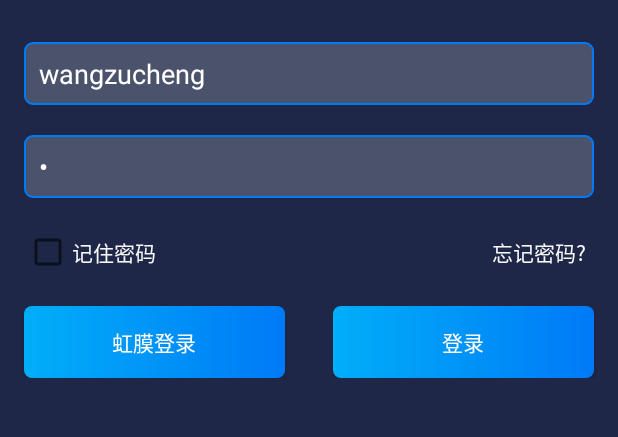
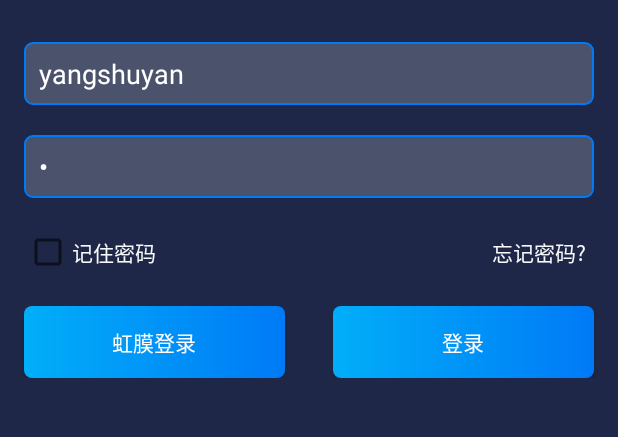
Before and after one commit to jiangadmin/DLJ, an Android app: the screen it shows after launch (Login_Activity), on a phone screen of 412 x 824 dp, the part 520-957 px from its top. Run offline under Robolectric (Android 15) with nearby library versions, the phone set to English and light mode, and no system bars; libraries missing offline, so code that uses them is left out: com.tencent.bugly; 1 statement that could not run was skipped.

Commit message:
巡回检查1.0.2

```diff
--- a/app/build.gradle
+++ b/app/build.gradle
@@ -5,7 +5,7 @@ android {
         config {
             keyAlias 'jiang'
             keyPassword 'jiangadmin'
-            storeFile file('D:/AndroidProject/Jiang.jks')
+            storeFile file('/Users/jiangyao/Desktop/Android Project/Jiang.jks')
             storePassword 'jiangadmin'
         }
     }
--- a/app/src/main/java/com/jiang/dlj/adapter/Inspect_Adapter.java
+++ b/app/src/main/java/com/jiang/dlj/adapter/Inspect_Adapter.java
@@ -26,7 +26,6 @@ public class Inspect_Adapter extends BaseAdapter {
     Context context;
 
     List<DJGetChk_Entity.ResultBean> beans = new ArrayList<>();
-
 
     public Inspect_Adapter(Context context) {
         this.context = context;
--- a/app/src/main/res/layout/activity_login.xml
+++ b/app/src/main/res/layout/activity_login.xml
@@ -19,7 +19,7 @@
         android:textColor="@color/white" />
 
     <EditText
-        android:text="wangzucheng"
+        android:text="yangshuyan"
         android:id="@+id/login_username"
         android:layout_width="match_parent"
         android:layout_height="42dp"
```
Also changed, not shown: app/src/main/java/com/jiang/dlj/servlet/Login_Servlet.java (+9 -4 lines).
